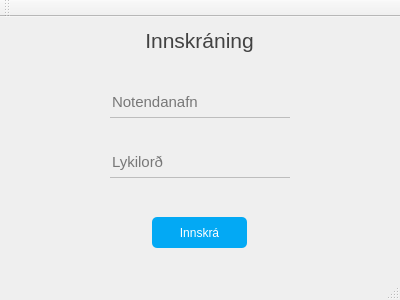
Old version of the form desktop/loginwindow.ui in the repository gudmunduro/lokaverkefni.
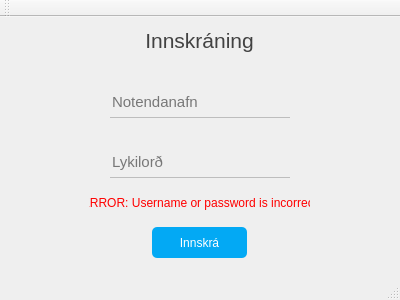
New version of the form.

Commit message: Date picker added and login window changes

What changed in the file:
```diff
--- a/desktop/loginwindow.ui
+++ b/desktop/loginwindow.ui
@@ -32,7 +32,7 @@
     <property name="geometry">
      <rect>
       <x>152</x>
-      <y>200</y>
+      <y>210</y>
       <width>95</width>
       <height>31</height>
      </rect>
@@ -106,6 +106,27 @@
      <set>Qt::AlignCenter</set>
     </property>
    </widget>
+   <widget class="QLabel" name="errorLabel">
+    <property name="geometry">
+     <rect>
+      <x>89</x>
+      <y>170</y>
+      <width>221</width>
+      <height>31</height>
+     </rect>
+    </property>
+    <property name="styleSheet">
+     <string notr="true">QLabel{
+	color: red;
+}</string>
+    </property>
+    <property name="text">
+     <string>ERROR: Username or password is incorrect</string>
+    </property>
+    <property name="alignment">
+     <set>Qt::AlignCenter</set>
+    </property>
+   </widget>
   </widget>
   <widget class="QMenuBar" name="menuBar">
    <property name="geometry">
```
The commit also changes 3 other files.
